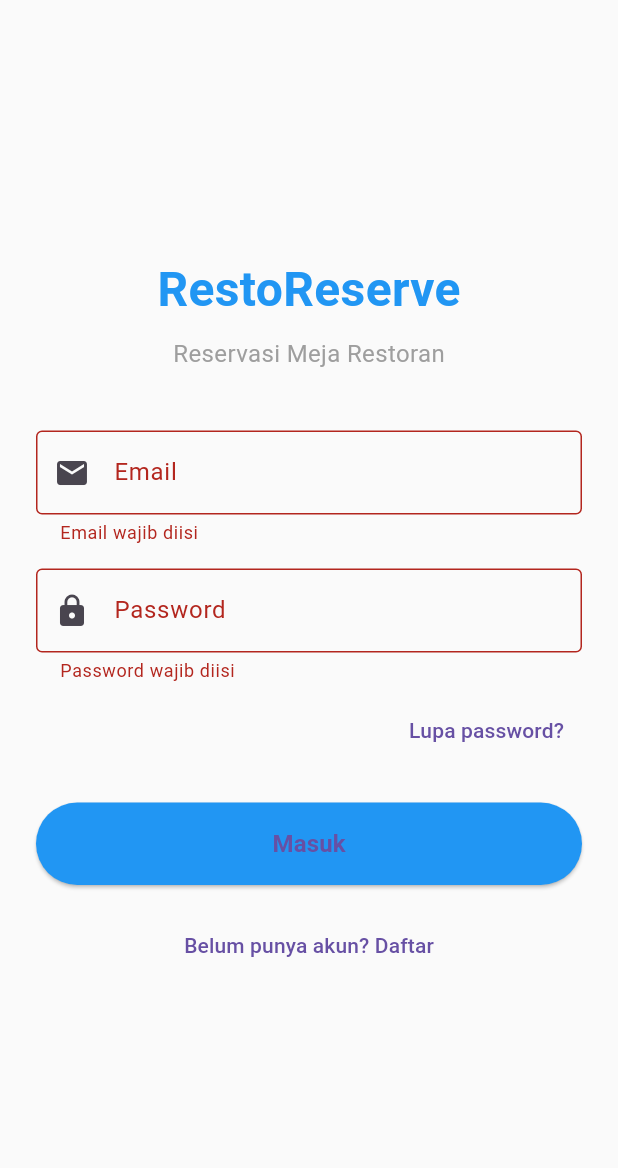
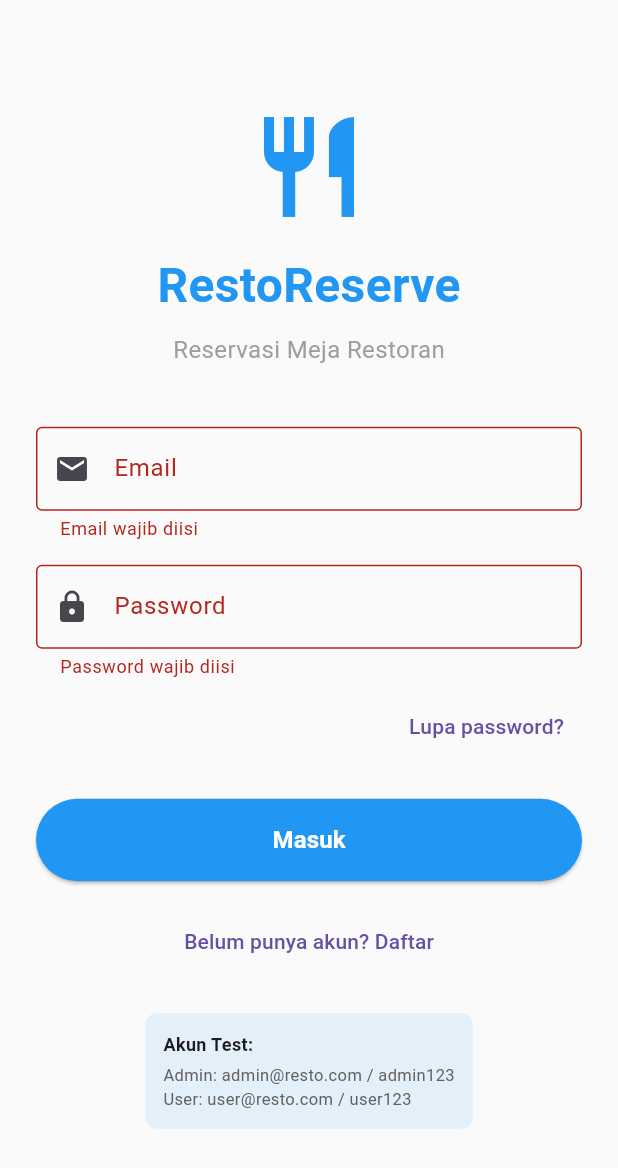
Before and after one commit to RAIRADKO/ReservasikKu_Flutter, a Flutter app: the screen it shows after launch, after a tap on "Masuk", on a phone screen of 412 x 824 dp. Shown: the top 1168 px of the screen. Run offline on Flutter 3.47's test engine with Material 3 defaults, Android fonts, the phone set to English and light mode, and no system bars; our stand-ins replace flutter_riverpod, go_router, supabase_flutter; accounts and stored records are empty.

Commit message:
gak tahu pusing

```diff
--- a/lib/main.dart
+++ b/lib/main.dart
@@ -11,8 +11,8 @@ void main() async {
 
   // GUNAKAN KREDENSIAL YANG SAMA DENGAN .env
   await Supabase.initialize(
-    url: 'https://mbyeyecptotxuduavkib.supabase.co',
-    anonKey: 'eyJhbGciOiJIUzI1NiIsInR5cCI6IkpXVCJ9.eyJpc3MiOiJzdXBhYmFzZSIsInJlZiI6Im1ieWV5ZWNwdG90eHVkdWF2a2liIiwicm9sZSI6ImFub24iLCJpYXQiOjE3NjQ4MjM1NTMsImV4cCI6MjA4MDM5OTU1M30.KBXqHE38fSVMWvsA68MYy7attFvYHELk0S6jxn4EsOQ',
+    url: 'https://jnommzjbrttevoobdkiu.supabase.co',
+    anonKey: 'eyJhbGciOiJIUzI1NiIsInR5cCI6IkpXVCJ9.eyJpc3MiOiJzdXBhYmFzZSIsInJlZiI6Impub21tempicnR0ZXZvb2Jka2l1Iiwicm9sZSI6ImFub24iLCJpYXQiOjE3NjQ4MjM5NzQsImV4cCI6MjA4MDM5OTk3NH0.qSZXBoBs9kCCe8B0ivx9hy8TfYr7shjiDjx_cUdgDj0',
   );
 
   runApp(const ProviderScope(child: MyApp()));
--- a/lib/src/features/auth/views/login_screen.dart
+++ b/lib/src/features/auth/views/login_screen.dart
@@ -2,11 +2,9 @@ import 'package:flutter/material.dart';
 import 'package:flutter_riverpod/flutter_riverpod.dart';
 import 'package:go_router/go_router.dart';
 import '../../../common/utils.dart';
-// PERBAIKAN: Import controller yang benar
 import '../controllers/auth_controller.dart';
 
 class LoginScreen extends ConsumerStatefulWidget {
-// ... (sisa kode sama seperti sebelumnya) {
   const LoginScreen({super.key});
 
   @override
@@ -34,60 +32,83 @@ class _LoginScreenState extends ConsumerState<LoginScreen> {
     final email = _emailController.text.trim();
     final password = _passwordController.text.trim();
 
-    print('🔑 Login button pressed');
+    print('🔑 Login attempt');
     print('   Email: $email');
 
     try {
-      // Clear previous error
+      // Clear previous error - pastikan widget masih mounted
+      if (!mounted) return;
       ref.read(authProvider.notifier).clearError();
 
       // Panggil signIn
       await ref.read(authProvider.notifier).signIn(email, password);
 
-      // Tunggu sebentar untuk memastikan state terupdate
+      // Cek apakah widget masih ada sebelum melanjutkan
+      if (!mounted) return;
+
+      // Tunggu sebentar untuk state update
       await Future.delayed(const Duration(milliseconds: 100));
 
-      // Cek apakah ada error
+      if (!mounted) return;
+
+      // Cek error
       final authState = ref.read(authProvider);
 
-      if (mounted) {
-        if (authState.errorMessage != null) {
-          showToast(context, authState.errorMessage!, error: true);
-          setState(() => _isLoading = false);
-        } else if (authState.session != null) {
-          // Login berhasil, router akan otomatis redirect
-          print('✅ Login successful, router will redirect');
-          // Keep loading true, let router handle navigation
-        }
+      if (authState.errorMessage != null) {
+        print('❌ Login failed: ${authState.errorMessage}');
+        showToast(context, _parseErrorMessage(authState.errorMessage!), error: true);
+        setState(() => _isLoading = false);
+      } else if (authState.session != null) {
+        print('✅ Login successful');
+        // Keep loading, router will handle redirect
+      } else {
+        // Tidak ada session dan tidak ada error - mungkin masih loading
+        print('⏳ Still loading...');
       }
     } catch (e) {
       print('❌ Login error: $e');
       if (mounted) {
-        showToast(context, 'Error: $e', error: true);
+        showToast(context, _parseErrorMessage(e.toString()), error: true);
         setState(() => _isLoading = false);
       }
     }
   }
 
+  String _parseErrorMessage(String error) {
+    // Parse error messages untuk user-friendly
+    if (error.contains('Invalid login credentials')) {
+      return 'Email atau password salah';
+    } else if (error.contains('Failed to fetch') || error.contains('Network')) {
+      return 'Koneksi gagal. Periksa internet Anda';
+    } else if (error.contains('timeout')) {
+      return 'Koneksi timeout. Coba lagi';
+    }
+    return 'Login gagal. Silakan coba lagi';
+  }
+
   @override
   Widget build(BuildContext context) {
-    // Listen to auth state changes
+    // Listen to auth state changes dengan pengecekan mounted
     ref.listen(authProvider, (previous, next) {
+      if (!mounted) return;
+
       print('👂 Auth state listener:');
       print('   Previous session: ${previous?.session != null}');
       print('   Next session: ${next.session != null}');
       print('   Loading: ${next.isLoading}');
       print('   Error: ${next.errorMessage}');
 
-      // Jika login berhasil (ada session dan tidak loading)
+      // Jika login berhasil
       if (next.session != null && !next.isLoading && previous?.session == null) {
-        print('✅ Login successful detected in listener');
-        // Router akan handle redirect
+        print('✅ Login successful detected');
+        // Router akan handle redirect otomatis
       }
 
       // Jika ada error, stop loading
-      if (next.errorMessage != null && mounted) {
-        setState(() => _isLoading = false);
+      if (next.errorMessage != null) {
+        if (mounted) {
+          setState(() => _isLoading = false);
+        }
       }
     });
 
@@ -101,6 +122,12 @@ class _LoginScreenState extends ConsumerState<LoginScreen> {
             child: Column(
               mainAxisAlignment: MainAxisAlignment.center,
               children: [
+                const Icon(
+                  Icons.restaurant,
+                  size: 80,
+                  color: Colors.blue,
+                ),
+                const SizedBox(height: 16),
                 const Text(
                   'RestoReserve',
                   style: TextStyle(
@@ -163,7 +190,7 @@ class _LoginScreenState extends ConsumerState<LoginScreen> {
                         alignment: Alignment.centerRight,
                         child: TextButton(
                           onPressed: _isLoading ? null : () {
-                            // TODO: Implement forgot password
+                            showToast(context, 'Fitur lupa password belum tersedia');
                           },
                           child: const Text('Lupa password?'),
                         ),
@@ -176,6 +203,7 @@ class _LoginScreenState extends ConsumerState<LoginScreen> {
                           style: ElevatedButton.styleFrom(
                             padding: const EdgeInsets.symmetric(vertical: 16),
                             backgroundColor: Colors.blue,
+                            disabledBackgroundColor: Colors.blue.withOpacity(0.6),
                           ),
                           child: (_isLoading || authState.isLoading)
                               ? const SizedBox(
@@ -191,6 +219,7 @@ class _LoginScreenState extends ConsumerState<LoginScreen> {
                                   style: TextStyle(
                                     fontSize: 16,
                                     fontWeight: FontWeight.bold,
+                                    color: Colors.white,
                                   ),
                                 ),
                         ),
@@ -199,6 +228,42 @@ class _LoginScreenState extends ConsumerState<LoginScreen> {
                       TextButton(
                         onPressed: _isLoading ? null : () => context.push('/register'),
                         child: const Text('Belum punya akun? Daftar'),
+                      ),
+                      const SizedBox(height: 24),
+                      // Test credentials helper
+                      Container(
+                        padding: const EdgeInsets.all(12),
+                        decoration: BoxDecoration(
+                          color: Colors.blue.withOpacity(0.1),
+                          borderRadius: BorderRadius.circular(8),
+                        ),
+                        child: Column(
+                          crossAxisAlignment: CrossAxisAlignment.start,
+                          children: [
+                            const Text(
+                              'Akun Test:',
+                              style: TextStyle(
+                                fontWeight: FontWeight.bold,
+                                fontSize: 12,
+                              ),
+                            ),
+                            const SizedBox(height: 4),
+                            Text(
+                              'Admin: admin@resto.com / admin123',
+                              style: TextStyle(
+                                fontSize: 11,
+                                color: Colors.grey[700],
+                              ),
+                            ),
+                            Text(
+                              'User: user@resto.com / user123',
+                              style: TextStyle(
+                                fontSize: 11,
+                                color: Colors.grey[700],
+                              ),
+                            ),
+                          ],
+                        ),
                       ),
                     ],
                   ),
```
Also changed, not shown: lib/src/features/auth/controllers/auth_controller.dart (+67 -21 lines).
